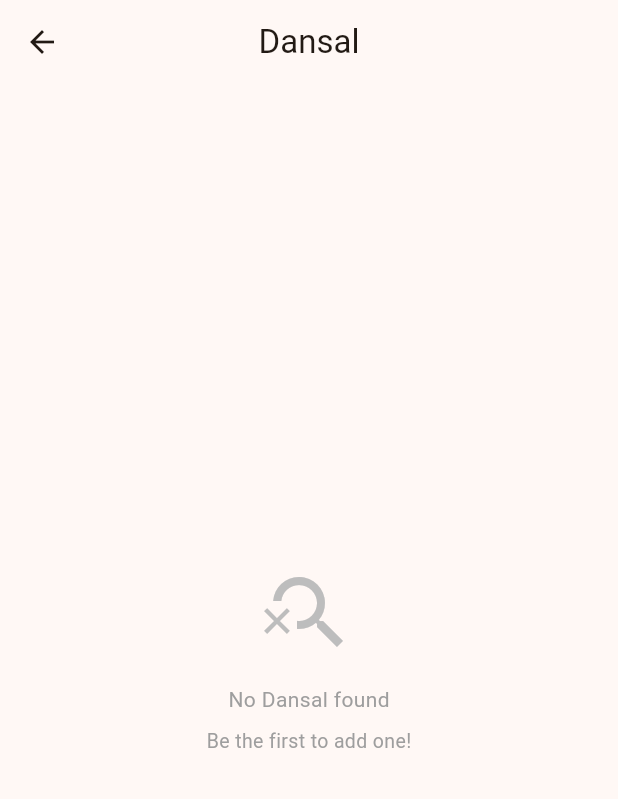
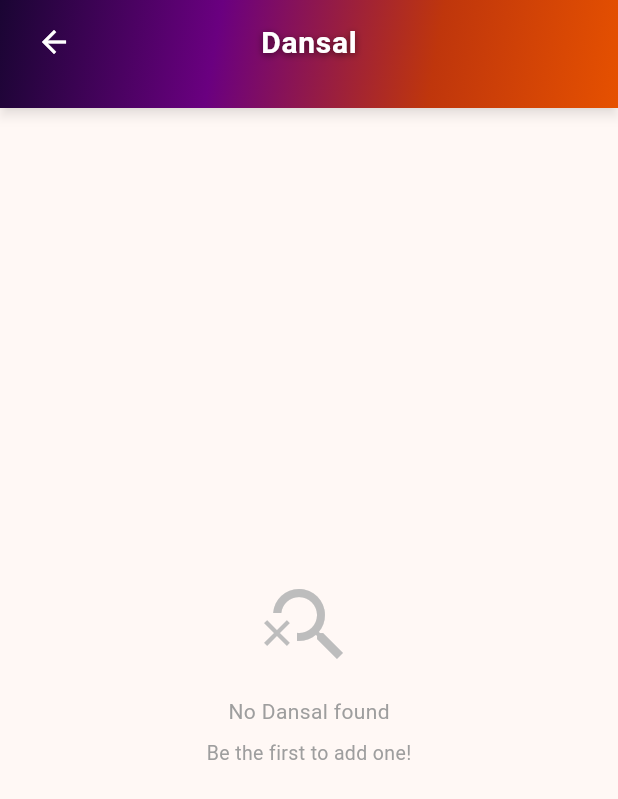
Before and after one commit to VimarshanaBandara/Wesak, a Flutter app: the screen it shows after launch, after a tap on "Dansal", on a phone screen of 412 x 824 dp. Shown: the top 799 px of the screen. Run offline on Flutter 3.47's test engine with Material 3 defaults, Android fonts, the phone set to English and light mode, and no system bars; our stand-ins replace cloud_firestore, firebase_auth, firebase_core, firebase_storage, flutter_map, geolocator and 3 more; accounts and stored records are empty.

Commit message:
create cumtom app bar

```diff
--- a/lib/screens/add_event_screen.dart
+++ b/lib/screens/add_event_screen.dart
@@ -8,6 +8,7 @@ import 'package:latlong2/latlong.dart';
 import '../models/event_model.dart';
 import '../services/firestore_service.dart';
 import '../services/storage_service.dart';
+import '../widgets/wesak_app_bar.dart';
 import 'location_picker_screen.dart';
 
 /// Add Event screen - user submit කරන form
@@ -68,7 +69,7 @@ class _AddEventScreenState extends State<AddEventScreen> {
 
     if (user == null) {
       return Scaffold(
-        appBar: AppBar(title: const Text('Add Event'), centerTitle: true),
+        appBar: const WesakAppBar(title: 'Add Event', showBackButton: true),
         body: const Center(
           child: Column(
             mainAxisAlignment: MainAxisAlignment.center,
--- a/lib/screens/admin/admin_screen.dart
+++ b/lib/screens/admin/admin_screen.dart
@@ -2,6 +2,7 @@ import 'package:flutter/material.dart';
 
 import '../../models/event_model.dart';
 import '../../services/firestore_service.dart';
+import '../../widgets/wesak_app_bar.dart';
 
 /// Admin Panel - pending events approve/reject කරනවා
 /// Profile screen ේ admin role ෙකදී විතරක් accessible
@@ -13,10 +14,7 @@ class AdminScreen extends StatelessWidget {
   @override
   Widget build(BuildContext context) {
     return Scaffold(
-      appBar: AppBar(
-        title: const Text('Admin Panel'),
-        centerTitle: true,
-      ),
+      appBar: const WesakAppBar(title: 'Admin Panel', showBackButton: true),
       body: StreamBuilder<List<EventModel>>(
         stream: _firestoreService.getPendingEventsStream(),
         builder: (context, snapshot) {
--- a/lib/screens/event_list_screen.dart
+++ b/lib/screens/event_list_screen.dart
@@ -2,6 +2,7 @@ import 'package:flutter/material.dart';
 
 import '../models/event_model.dart';
 import '../services/firestore_service.dart';
+import '../widgets/wesak_app_bar.dart';
 
 /// Category filtered event list screen
 /// Home screen category card tap ෙකන් open වෙනවා
@@ -37,10 +38,7 @@ class _EventListScreenState extends State<EventListScreen> {
   @override
   Widget build(BuildContext context) {
     return Scaffold(
-      appBar: AppBar(
-        title: Text(widget.displayName),
-        centerTitle: true,
-      ),
+      appBar: WesakAppBar(title: widget.displayName, showBackButton: true),
       body: StreamBuilder<List<EventModel>>(
         stream: _stream,
         builder: (context, snapshot) {
--- a/lib/screens/home_screen.dart
+++ b/lib/screens/home_screen.dart
@@ -1,5 +1,6 @@
 import 'package:flutter/material.dart';
 
+import '../widgets/wesak_app_bar.dart';
 import 'event_list_screen.dart';
 
 /// Home screen - welcome banner + event category grid
@@ -9,10 +10,7 @@ class HomeScreen extends StatelessWidget {
   @override
   Widget build(BuildContext context) {
     return Scaffold(
-      appBar: AppBar(
-        title: const Text('Wesak 2025'),
-        centerTitle: true,
-      ),
+      appBar: const WesakAppBar(title: 'Wesak 2026'),
       body: SingleChildScrollView(
         padding: const EdgeInsets.all(16),
         child: Column(
--- a/lib/screens/my_submissions_screen.dart
+++ b/lib/screens/my_submissions_screen.dart
@@ -3,6 +3,7 @@ import 'package:flutter/material.dart';
 
 import '../models/event_model.dart';
 import '../services/firestore_service.dart';
+import '../widgets/wesak_app_bar.dart';
 
 /// My Submissions screen - current user ගේ submitted events
 /// Pending, approved, rejected status badge real-time show කරනවා
@@ -14,7 +15,7 @@ class MySubmissionsScreen extends StatelessWidget {
   @override
   Widget build(BuildContext context) {
     return Scaffold(
-      appBar: AppBar(title: const Text('My Submissions'), centerTitle: true),
+      appBar: const WesakAppBar(title: 'My Submissions'),
       // Auth state check - login නැතිනම් prompt show
       body: StreamBuilder<User?>(
         stream: FirebaseAuth.instance.authStateChanges(),
--- a/lib/screens/profile_screen.dart
+++ b/lib/screens/profile_screen.dart
@@ -2,6 +2,7 @@ import 'package:firebase_auth/firebase_auth.dart';
 import 'package:flutter/material.dart';
 
 import '../services/auth_service.dart';
+import '../widgets/wesak_app_bar.dart';
 import '../services/user_service.dart';
 import 'admin/admin_screen.dart';
 
@@ -15,10 +16,7 @@ class ProfileScreen extends StatelessWidget {
   @override
   Widget build(BuildContext context) {
     return Scaffold(
-      appBar: AppBar(
-        title: const Text('Profile'),
-        centerTitle: true,
-      ),
+      appBar: const WesakAppBar(title: 'Profile'),
       // Auth state ට listen කරනවා
       body: StreamBuilder<User?>(
         stream: _auth.authStateChanges,
--- /dev/null
+++ b/lib/widgets/wesak_app_bar.dart
@@ -0,0 +1,81 @@
+import 'package:flutter/material.dart';
+
+/// Custom Wesak AppBar - Wesak theme gradient + logo left
+/// සියලු screens ෙකදී consistent look
+class WesakAppBar extends StatelessWidget implements PreferredSizeWidget {
+  final String title;
+  final List<Widget>? actions;
+  final bool showBackButton;
+
+  const WesakAppBar({
+    super.key,
+    required this.title,
+    this.actions,
+    this.showBackButton = false,
+  });
+
+  @override
+  Size get preferredSize => const Size.fromHeight(72);
+
+  @override
+  Widget build(BuildContext context) {
+    return AppBar(
+      automaticallyImplyLeading: showBackButton,
+      backgroundColor: Colors.transparent,
+      elevation: 3,
+      shadowColor: Colors.black45,
+      centerTitle: true,
+      // Logo ට extra width
+      leadingWidth: 72,
+
+      // Wesak 5-color Buddhist flag inspired gradient
+      flexibleSpace: Container(
+        decoration: const BoxDecoration(
+          gradient: LinearGradient(
+            begin: Alignment.topLeft,
+            end: Alignment.bottomRight,
+            colors: [
+              Color(0xFF1A0533), // Deep violet - left top
+              Color(0xFF6A0080), // Rich purple - mid
+              Color(0xFFBF360C), // Deep saffron - right
+              Color(0xFFE65100), // Saffron orange - bottom right
+            ],
+            stops: [0.0, 0.35, 0.7, 1.0],
+          ),
+        ),
+      ),
+
+      // Logo left - bigger with minimal padding
+      leading: showBackButton
+          ? null
+          : Padding(
+              padding: const EdgeInsets.fromLTRB(8, 4, 2, 4),
+              child: Image.asset(
+                'assets/app_bar_image.png',
+                fit: BoxFit.contain,
+              ),
+            ),
+
+      iconTheme: const IconThemeData(color: Colors.white),
+
+      title: Text(
+        title,
+        style: const TextStyle(
+          color: Colors.white,
+          fontWeight: FontWeight.bold,
+          fontSize: 20,
+          letterSpacing: 0.5,
+          shadows: [
+            Shadow(
+              color: Colors.black54,
+              blurRadius: 6,
+              offset: Offset(0, 1),
+            ),
+          ],
+        ),
+      ),
+
+      actions: actions,
+    );
+  }
+}
--- a/pubspec.yaml
+++ b/pubspec.yaml
@@ -88,10 +88,8 @@ flutter:
   # the material Icons class.
   uses-material-design: true
 
-  # To add assets to your application, add an assets section, like this:
-  # assets:
-  #   - images/a_dot_burr.jpeg
-  #   - images/a_dot_ham.jpeg
+  assets:
+    - assets/
 
   # An image asset can refer to one or more resolution-specific "variants", see
   # https://flutter.dev/to/resolution-aware-images
```
Also changed, not shown: lib/screens/location_picker_screen.dart (+9 -4 lines), lib/screens/map_screen.dart (+2 -12 lines), assets/app_bar_image.png (added).
